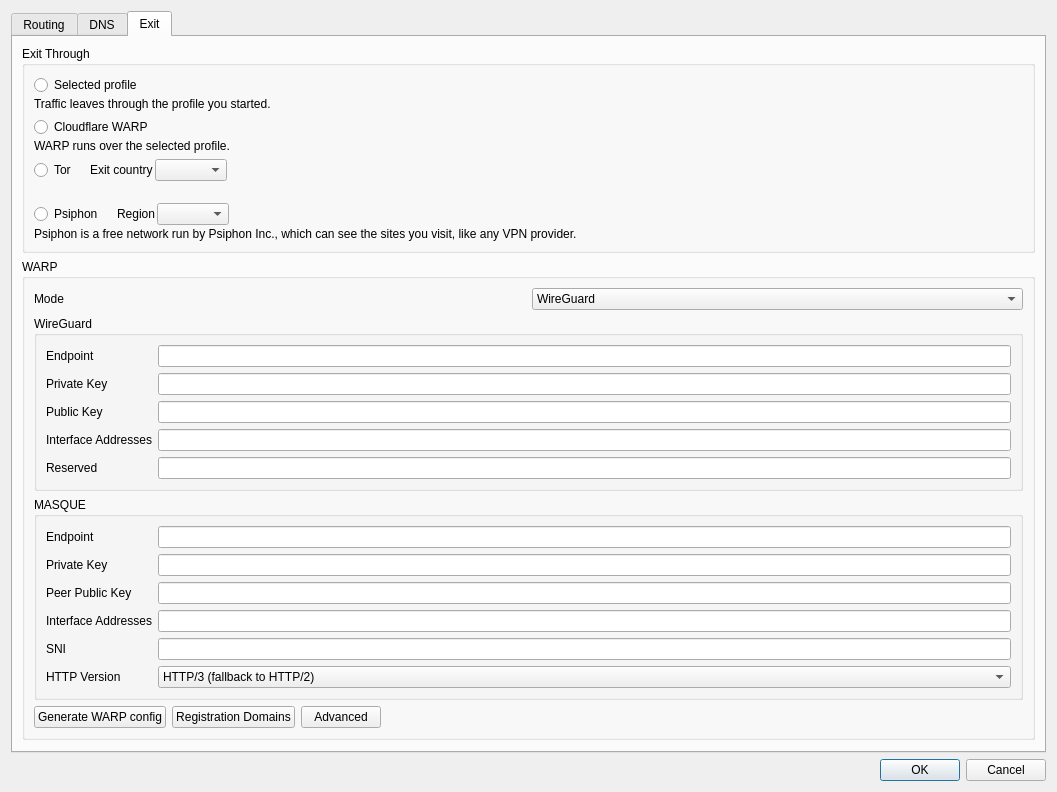
Old version of the form include/ui/setting/dialog_manage_routes.ui in the repository throneproj/Throne.
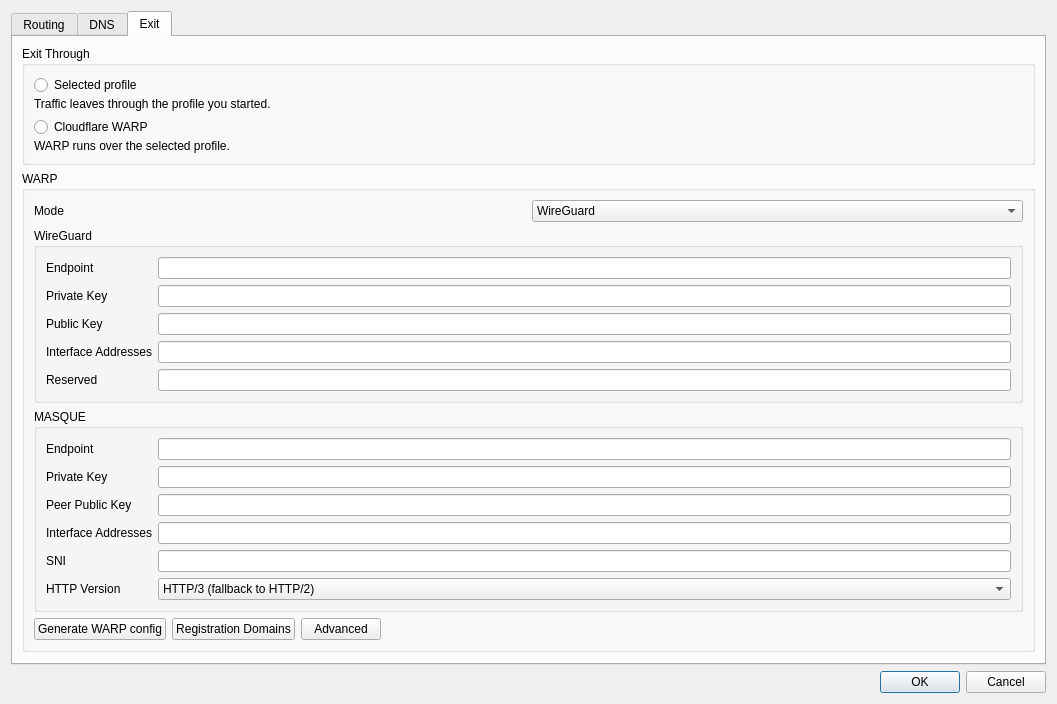
New version of the form. The open tabs and pages were chosen to show the change. Custom widgets are drawn as their Qt base class.

Commit message: remove psiphon, tor and juicity

```diff
--- a/include/ui/setting/dialog_manage_routes.ui
+++ b/include/ui/setting/dialog_manage_routes.ui
@@ -610,163 +610,6 @@
             </item>
            </layout>
           </item>
-          <item row="2" column="0">
-           <layout class="QVBoxLayout" name="exit_tor_option">
-            <property name="spacing">
-             <number>2</number>
-            </property>
-            <item>
-             <layout class="QHBoxLayout" name="exit_tor_row">
-              <item>
-               <widget class="QRadioButton" name="exit_tor">
-                <property name="toolTip">
-                 <string>Send proxied traffic out through Tor over the selected profile; TCP only.</string>
-                </property>
-                <property name="text">
-                 <string notr="true">Tor</string>
-                </property>
-               </widget>
-              </item>
-              <item>
-               <spacer name="exit_tor_gap">
-                <property name="orientation">
-                 <enum>Qt::Horizontal</enum>
-                </property>
-                <property name="sizeType">
-                 <enum>QSizePolicy::Fixed</enum>
-                </property>
-                <property name="sizeHint" stdset="0">
-                 <size>
-                  <width>12</width>
-                  <height>0</height>
-                 </size>
-                </property>
-               </spacer>
-              </item>
-              <item>
-               <widget class="QLabel" name="tor_exit_country_l">
-                <property name="text">
-                 <string>Exit country</string>
-                </property>
-                <property name="buddy">
-                 <cstring>tor_exit_country</cstring>
-                </property>
-               </widget>
-              </item>
-              <item>
-               <widget class="QComboBox" name="tor_exit_country">
-                <property name="toolTip">
-                 <string>The country of the last Tor relay; Any lets Tor choose.</string>
-                </property>
-               </widget>
-              </item>
-              <item>
-               <spacer name="exit_tor_spacer">
-                <property name="orientation">
-                 <enum>Qt::Horizontal</enum>
-                </property>
-                <property name="sizeHint" stdset="0">
-                 <size>
-                  <width>0</width>
-                  <height>0</height>
-                 </size>
-                </property>
-               </spacer>
-              </item>
-             </layout>
-            </item>
-            <item>
-             <widget class="QLabel" name="tor_status">
-              <property name="wordWrap">
-               <bool>true</bool>
-              </property>
-              <property name="colorRole" stdset="0">
-               <string notr="true">muted</string>
-              </property>
-             </widget>
-            </item>
-           </layout>
-          </item>
-          <item row="3" column="0">
-           <layout class="QVBoxLayout" name="exit_psiphon_option">
-            <property name="spacing">
-             <number>2</number>
-            </property>
-            <item>
-             <layout class="QHBoxLayout" name="exit_psiphon_row">
-              <item>
-               <widget class="QRadioButton" name="exit_psiphon">
-                <property name="toolTip">
-                 <string>Send proxied traffic out through Psiphon over the selected profile.</string>
-                </property>
-                <property name="text">
-                 <string notr="true">Psiphon</string>
-                </property>
-               </widget>
-              </item>
-              <item>
-               <spacer name="exit_psiphon_gap">
-                <property name="orientation">
-                 <enum>Qt::Horizontal</enum>
-                </property>
-                <property name="sizeType">
-                 <enum>QSizePolicy::Fixed</enum>
-                </property>
-                <property name="sizeHint" stdset="0">
-                 <size>
-                  <width>12</width>
-                  <height>0</height>
-                 </size>
-                </property>
-               </spacer>
-              </item>
-              <item>
-               <widget class="QLabel" name="psiphon_egress_region_l">
-                <property name="text">
-                 <string>Region</string>
-                </property>
-                <property name="buddy">
-                 <cstring>psiphon_egress_region</cstring>
-                </property>
-               </widget>
-              </item>
-              <item>
-               <widget class="QComboBox" name="psiphon_egress_region">
-                <property name="toolTip">
-                 <string>The country of the Psiphon server; Best performance lets Psiphon choose.</string>
-                </property>
-               </widget>
-              </item>
-              <item>
-               <spacer name="exit_psiphon_spacer">
-                <property name="orientation">
-                 <enum>Qt::Horizontal</enum>
-                </property>
-                <property name="sizeHint" stdset="0">
-                 <size>
-                  <width>0</width>
-                  <height>0</height>
-                 </size>
-                </property>
-               </spacer>
-              </item>
-             </layout>
-            </item>
-            <item>
-             <widget class="QLabel" name="exit_psiphon_hint">
-              <property name="text">
-               <string>Psiphon is a free network run by Psiphon Inc., which can see the sites you visit, like any VPN provider.</string>
-              </property>
-              <property name="wordWrap">
-               <bool>true</bool>
-              </property>
-              <property name="colorRole" stdset="0">
-               <string notr="true">muted</string>
-              </property>
-             </widget>
-            </item>
-           </layout>
-          </item>
          </layout>
         </widget>
        </item>
```
The commit also changes 115 other files.
